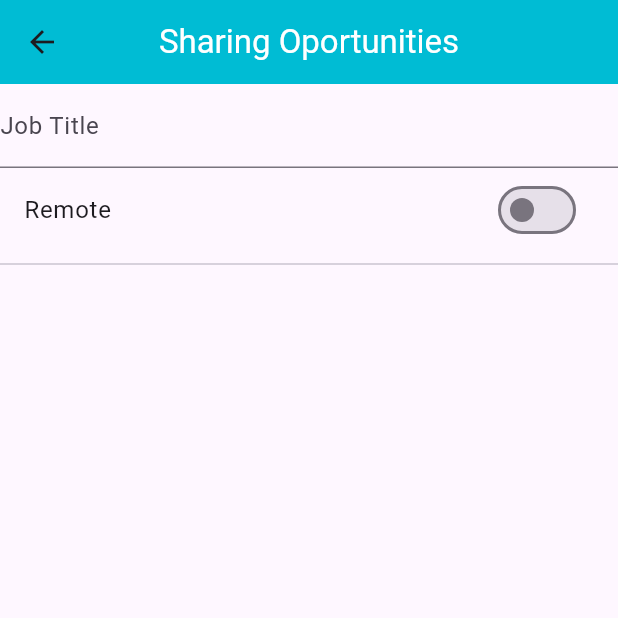
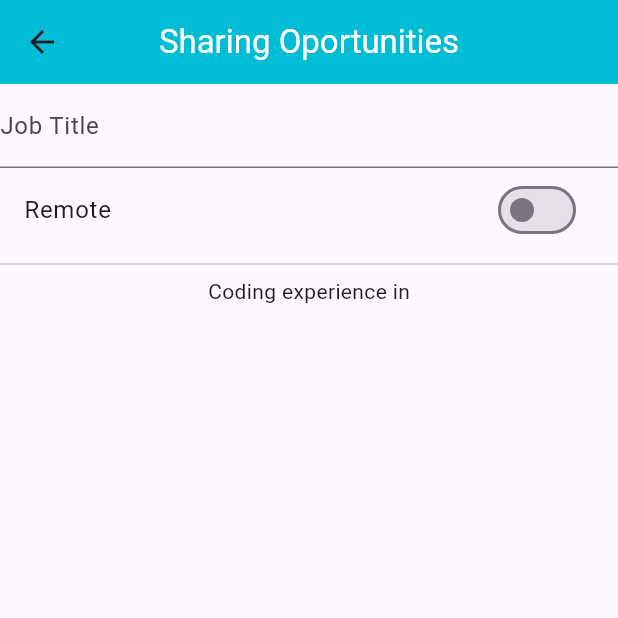
Before and after one commit to mocaor-dam/TareaFormularioDesarrolloDeInterfaces, a Flutter app: the DetailsJobScreen screen opened directly, on a phone screen of 412 x 824 dp, the top half of it. Run offline on Flutter 3.47's test engine with Material 3 defaults, Android fonts, the phone set to English and light mode, and no system bars.

Commit message:
segundo commit

```diff
--- a/lib/details_job_screen.dart
+++ b/lib/details_job_screen.dart
@@ -40,6 +40,9 @@ class DetailsInfoScreen extends State<DetailsJobScreen> {
               },
             ),
             const Divider(),
+
+            Center(child: Text("Coding experience in")),
+
           ],
         ),
       ),
```
